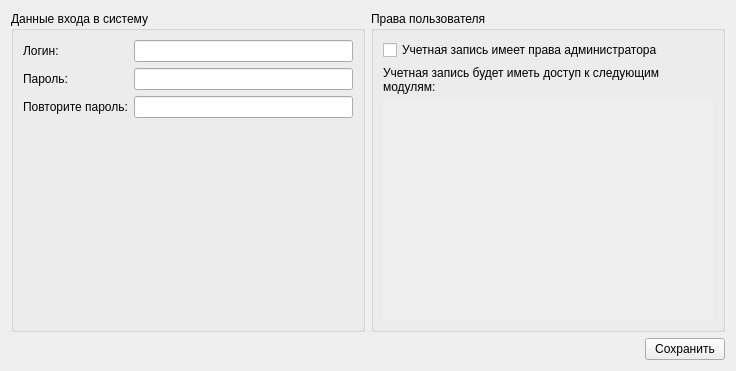
The window that src/administrator/usereditwidget.ui (megakoko/m-system) describes before a commit, drawn with Qt 5.
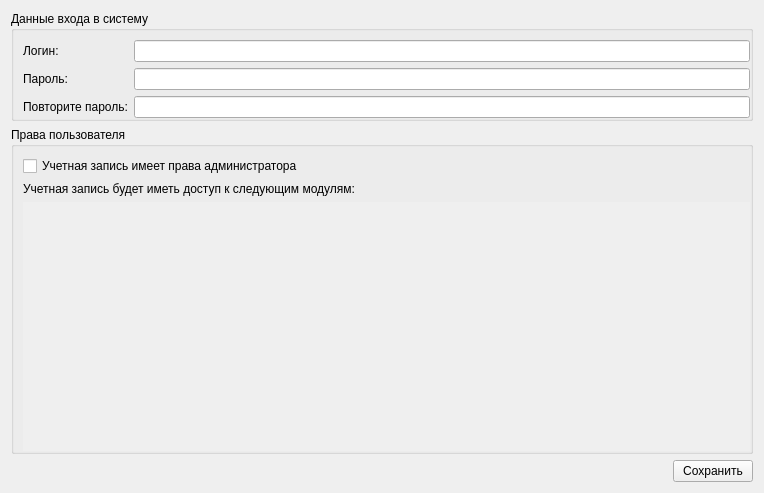
The same window after the commit.

Commit message: Изменил интерфейс виджета редактирования пользователя.

```diff
--- a/src/administrator/usereditwidget.ui
+++ b/src/administrator/usereditwidget.ui
@@ -6,8 +6,8 @@
    <rect>
     <x>0</x>
     <y>0</y>
-    <width>736</width>
-    <height>371</height>
+    <width>764</width>
+    <height>493</height>
    </rect>
   </property>
   <property name="windowTitle">
@@ -15,7 +15,7 @@
   </property>
   <layout class="QVBoxLayout" name="verticalLayout_2">
    <item>
-    <layout class="QHBoxLayout" name="horizontalLayout">
+    <layout class="QVBoxLayout" name="verticalLayout_6">
      <item>
       <widget class="QGroupBox" name="groupBox">
        <property name="title">
@@ -25,6 +25,12 @@
         <property name="fieldGrowthPolicy">
          <enum>QFormLayout::AllNonFixedFieldsGrow</enum>
         </property>
+        <property name="rightMargin">
+         <number>0</number>
+        </property>
+        <property name="bottomMargin">
+         <number>0</number>
+        </property>
         <item row="0" column="0">
          <widget class="QLabel" name="label">
           <property name="text">
@@ -72,6 +78,12 @@
         <string>Права пользователя</string>
        </property>
        <layout class="QVBoxLayout" name="verticalLayout_4">
+        <property name="rightMargin">
+         <number>0</number>
+        </property>
+        <property name="bottomMargin">
+         <number>0</number>
+        </property>
         <item>
          <widget class="QCheckBox" name="m_isAdmin">
           <property name="text">
@@ -126,8 +138,8 @@
                <rect>
                 <x>0</x>
                 <y>0</y>
-                <width>359</width>
-                <height>209</height>
+                <width>727</width>
+                <height>228</height>
                </rect>
               </property>
               <layout class="QVBoxLayout" name="verticalLayout_5">
```
